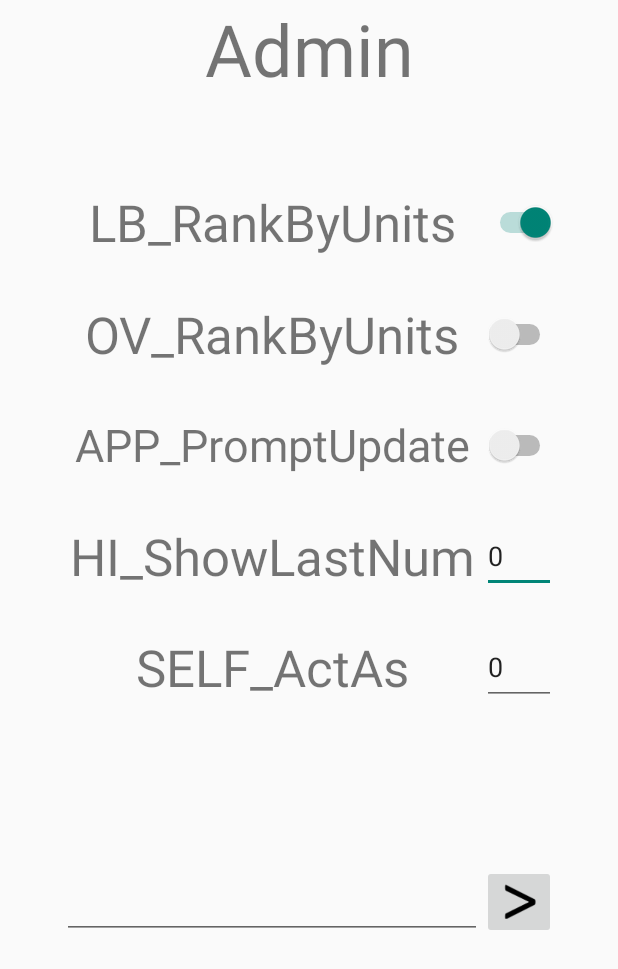
After one commit to Jack-Noble-Miller/BeerTracker, an Android app: the layout fragment_admin.xml on its own in the app's theme, with its tools: preview values and no code run, on a phone screen of 412 x 824 dp. The commit adds this screen. Shown: the top 969 px of the screen. Run offline under Robolectric (Android 15) with nearby library versions, the phone set to English and light mode, and no system bars.

Commit message:
Start of admin page

```diff
--- a/app/src/main/java/com/janomil/beertracker/AddNewFragment.java
+++ b/app/src/main/java/com/janomil/beertracker/AddNewFragment.java
@@ -141,10 +141,11 @@ public class AddNewFragment extends Fragment {
 
                         if (rs.next()) {
                             // Beer exists, proceed with insertion
+                            int userID =((MainActivity) getActivity()).getActingUserID();
                             int beerID = rs.getInt("BeerID");
                             String insertQuery = "INSERT INTO UserBeerLink(UserID, BeerID, Timestamp, DrinkSizeMultiplier) VALUES (?, ?, CURRENT_TIMESTAMP, ?)";
                             PreparedStatement insertStmt = con.prepareStatement(insertQuery);
-                            insertStmt.setInt(1, sp.getInt("userID", 0));
+                            insertStmt.setInt(1, userID);
                             insertStmt.setInt(2, beerID);
                             insertStmt.setDouble(3, beerQuantityDou);
                             insertStmt.execute();
--- /dev/null
+++ b/app/src/main/java/com/janomil/beertracker/AdminFragment.java
@@ -0,0 +1,66 @@
+package com.janomil.beertracker;
+
+import android.content.Context;
+import android.content.SharedPreferences;
+import android.os.Bundle;
+
+import androidx.annotation.Nullable;
+import androidx.fragment.app.Fragment;
+
+import android.view.LayoutInflater;
+import android.view.View;
+import android.view.ViewGroup;
+import android.widget.EditText;
+
+/**
+ * A fragment for people with admin permissions to do admin actions
+ */
+public class AdminFragment extends Fragment {
+
+    SharedPreferences sp;
+
+    EditText actAsEditText;
+
+    public AdminFragment() {
+        // Required empty public constructor
+    }
+
+    /**
+     * Use this factory method to create a new instance of
+     * this fragment using the provided parameters.
+     *
+     * @param param1 Parameter 1.
+     * @param param2 Parameter 2.
+     * @return A new instance of fragment AdminFragment.
+     */
+    // TODO: Rename and change types and number of parameters
+    public static AdminFragment newInstance(String param1, String param2) {
+        AdminFragment fragment = new AdminFragment();
+        Bundle args = new Bundle();
+
+        fragment.setArguments(args);
+        return fragment;
+    }
+
+    @Override
+    public void onCreate(Bundle savedInstanceState) {
+        super.onCreate(savedInstanceState);
+
+    }
+
+    @Override
+    public View onCreateView(LayoutInflater inflater, ViewGroup container,
+                             Bundle savedInstanceState) {
+        // Inflate the layout for this fragment
+        return inflater.inflate(R.layout.fragment_admin, container, false);
+    }
+
+    @Override
+    public void onViewCreated(View view, @Nullable Bundle savedInstanceState){
+        sp = getActivity().getSharedPreferences("userID", Context.MODE_PRIVATE);
+        actAsEditText = view.findViewById(R.id.editTextText2);
+        int userID =((MainActivity) getActivity()).getActingUserID();
+        actAsEditText.setText(String.valueOf(userID));
+
+    }
+}
--- a/app/src/main/java/com/janomil/beertracker/HistoryFragment.java
+++ b/app/src/main/java/com/janomil/beertracker/HistoryFragment.java
@@ -61,11 +61,11 @@ public class HistoryFragment extends Fragment {
 
         new Thread(()->{
             try(Connection con = DriverManager.getConnection(MainActivity.DB_URL, MainActivity.DB_USER, MainActivity.DB_PASSWORD)){
-                sp = getActivity().getSharedPreferences("userID", Context.MODE_PRIVATE);
                 String queryStr = "SELECT b.BeerName, b.BeerType, b.BeerColour From UserBeerLink ubl JOIN BeerData b ON ubl.BeerID = b.BeerID WHERE ubl.UserID = ? ORDER BY ubl.Timestamp DESC";
 
                 PreparedStatement stmt = con.prepareStatement(queryStr);
-                stmt.setInt(1,sp.getInt("userID", 0));
+                int userID =((MainActivity) getActivity()).getActingUserID();
+                stmt.setInt(1,userID);
                 ResultSet rs = stmt.executeQuery();
                 while(rs.next()){
                     String beerName = rs.getString("BeerName");
--- a/app/src/main/java/com/janomil/beertracker/LoadingFragment.java
+++ /dev/null
@@ -1,39 +0,0 @@
-package com.janomil.beertracker;
-
-import android.os.Bundle;
-
-import androidx.fragment.app.Fragment;
-
-import android.view.LayoutInflater;
-import android.view.View;
-import android.view.ViewGroup;
-
-/**
- * Loading Screen
- */
-public class LoadingFragment extends Fragment {
-
-
-    public LoadingFragment() {
-        // Required empty public constructor
-    }
-
-    public static LoadingFragment newInstance(String param1, String param2) {
-        LoadingFragment fragment = new LoadingFragment();
-        Bundle args = new Bundle();
-        fragment.setArguments(args);
-        return fragment;
-    }
-
-    @Override
-    public void onCreate(Bundle savedInstanceState) {
-        super.onCreate(savedInstanceState);
-    }
-
-    @Override
-    public View onCreateView(LayoutInflater inflater, ViewGroup container,
-                             Bundle savedInstanceState) {
-        // Inflate the layout for this fragment
-        return inflater.inflate(R.layout.fragment_loading, container, false);
-    }
-}
--- a/app/src/main/java/com/janomil/beertracker/MainActivity.java
+++ b/app/src/main/java/com/janomil/beertracker/MainActivity.java
@@ -56,6 +56,8 @@ public class MainActivity extends AppCompatActivity {
         debugUserIDTV = (TextView)findViewById(R.id.textView1);
         sp = getSharedPreferences("userID", Context.MODE_PRIVATE);
         authDeviceToDB();
+        getGlobalSettings();
+
 
 
         frameLayout = (FrameLayout) findViewById(R.id.frameLayout);
@@ -132,6 +134,7 @@ public class MainActivity extends AppCompatActivity {
                             } else {
                                 isAuthenticated = true;
                                 showToast("Successfully authenticated with UserID: " + userID.get());
+
                             }
                         }
                     }
@@ -281,5 +284,21 @@ public class MainActivity extends AppCompatActivity {
         }).start();
     }
 
+    public void setActingUserID(int newUserID){
+        if(isAuthenticated){
+            userID.set(newUserID);
+        }
+
+    }
+
+    public int getActingUserID(){
+        return userID.get();
+    }
+
+    public int getTrueUserID(){
+        SharedPreferences sp = getSharedPreferences("userID", Context.MODE_PRIVATE);
+        return sp.getInt("userID", 0);
+    }
+
 
 }
--- a/app/src/main/java/com/janomil/beertracker/OverviewFragment.java
+++ b/app/src/main/java/com/janomil/beertracker/OverviewFragment.java
@@ -16,6 +16,7 @@ import android.widget.FrameLayout;
 import android.widget.ImageButton;
 import android.widget.TextView;
 
+import com.google.android.material.button.MaterialButton;
 import com.google.android.material.tabs.TabLayout;
 
 import java.sql.Connection;
@@ -58,11 +59,23 @@ public class OverviewFragment extends Fragment {
                 .commit();
     }
 
+    public void onClickAdminMode(View view){
+        frameLayout = (FrameLayout) getView().findViewById(R.id.frameLayout);
+
+        getFragmentManager().beginTransaction().replace(R.id.frameLayout, new AdminFragment())
+                .addToBackStack(null)
+                .commit();
+    }
+
     @Override
     public View onCreateView(LayoutInflater inflater, ViewGroup container,
                              Bundle savedInstanceState) {
         // Inflate the layout for this fragment
-        return inflater.inflate(R.layout.fragment_overview, container, false);
+        View view = inflater.inflate(R.layout.fragment_overview, container, false);
+
+        ImageButton button = view.findViewById(R.id.imageButton2);
+        button.setOnClickListener(v -> onClickAdminMode(v));
+        return view;
     }
 
     @Override
@@ -87,10 +100,10 @@ public class OverviewFragment extends Fragment {
 
         new Thread(()->{
             try(Connection con = DriverManager.getConnection(MainActivity.DB_URL, MainActivity.DB_USER, MainActivity.DB_PASSWORD)){
-                sp = getActivity().getSharedPreferences("userID", Context.MODE_PRIVATE);
                 String queryStr = "SELECT b.BeerType, COUNT(*) AS EntryCount, COUNT(DISTINCT ubl.BeerID) AS DistinctBeerCount, SUM(ubl.DrinkSizeMultiplier) AS Multiplier FROM UserBeerLink ubl JOIN BeerData b ON ubl.BeerID = b.BeerID WHERE ubl.UserID = ? GROUP BY b.BeerType ORDER BY Multiplier DESC LIMIT 3";
                 PreparedStatement stmt = con.prepareStatement(queryStr);
-                stmt.setInt(1,sp.getInt("userID", 0));
+                int userID =((MainActivity) getActivity()).getActingUserID();
+                stmt.setInt(1,userID);
                 ResultSet rs = stmt.executeQuery();
                 int numOfIterations = 1;
                 while(rs.next()){
--- /dev/null
+++ b/app/src/main/res/layout/fragment_admin.xml
@@ -0,0 +1,291 @@
+<?xml version="1.0" encoding="utf-8"?>
+<androidx.constraintlayout.widget.ConstraintLayout xmlns:android="http://schemas.android.com/apk/res/android"
+    xmlns:app="http://schemas.android.com/apk/res-auto"
+    xmlns:tools="http://schemas.android.com/tools"
+    android:id="@+id/frameLayout8"
+    android:layout_width="match_parent"
+    android:layout_height="match_parent"
+    tools:context=".AdminFragment">
+
+    <!-- TODO: Update blank fragment layout -->
+    <ImageButton
+        android:id="@+id/button3"
+        android:layout_width="0dp"
+        android:layout_height="0dp"
+        android:onClick="onClickBeerList"
+        android:scaleType="centerInside"
+        android:src="@drawable/arrow"
+        app:cornerRadius="0dp"
+        app:layout_constraintBottom_toBottomOf="@id/guideline129"
+        app:layout_constraintEnd_toEndOf="@id/guideline118"
+        app:layout_constraintStart_toStartOf="@id/guideline119"
+        app:layout_constraintTop_toTopOf="@id/guideline128" />
+
+    <TextView
+        android:id="@+id/textView16"
+        android:layout_width="0dp"
+        android:layout_height="0dp"
+        android:text="Admin"
+        android:textAlignment="center"
+        android:textSize="48sp"
+        app:layout_constraintBottom_toBottomOf="@id/guideline114"
+        app:layout_constraintEnd_toEndOf="parent"
+        app:layout_constraintStart_toStartOf="parent"
+        app:layout_constraintTop_toTopOf="parent" />
+
+    <androidx.constraintlayout.widget.Guideline
+        android:id="@+id/guideline114"
+        android:layout_width="wrap_content"
+        android:layout_height="wrap_content"
+        android:orientation="horizontal"
+        app:layout_constraintGuide_percent="0.09" />
+
+    <androidx.constraintlayout.widget.Guideline
+        android:id="@+id/guideline115"
+        android:layout_width="wrap_content"
+        android:layout_height="wrap_content"
+        android:orientation="horizontal"
+        app:layout_constraintGuide_percent="0.15" />
+
+    <androidx.constraintlayout.widget.Guideline
+        android:id="@+id/guideline116"
+        android:layout_width="wrap_content"
+        android:layout_height="wrap_content"
+        android:orientation="horizontal"
+        app:layout_constraintGuide_percent="0.21" />
+
+    <androidx.constraintlayout.widget.Guideline
+        android:id="@+id/guideline117"
+        android:layout_width="wrap_content"
+        android:layout_height="wrap_content"
+        android:orientation="vertical"
+        app:layout_constraintGuide_percent="0.1" />
+
+    <androidx.constraintlayout.widget.Guideline
+        android:id="@+id/guideline118"
+        android:layout_width="wrap_content"
+        android:layout_height="wrap_content"
+        android:orientation="vertical"
+        app:layout_constraintGuide_percent="0.9" />
+
+    <androidx.constraintlayout.widget.Guideline
+        android:id="@+id/guideline119"
+        android:layout_width="wrap_content"
+        android:layout_height="wrap_content"
+        android:orientation="vertical"
+        app:layout_constraintGuide_percent="0.78" />
+
+    <TextView
+        android:id="@+id/textView17"
+        android:layout_width="0dp"
+        android:layout_height="0dp"
+        android:gravity="center"
+        android:text="LB_RankByUnits"
+        android:textAlignment="center"
+        android:autoSizeTextType="uniform"
+        android:autoSizeMinTextSize="20sp"
+        android:autoSizeMaxTextSize="34sp"
+        android:autoSizeStepGranularity="2sp"
+        app:layout_constraintBottom_toBottomOf="@id/guideline116"
+        app:layout_constraintEnd_toEndOf="@id/guideline119"
+        app:layout_constraintStart_toStartOf="@id/guideline117"
+        app:layout_constraintTop_toTopOf="@id/guideline115" />
+
+    <TextView
+        android:id="@+id/textView18"
+        android:layout_width="0dp"
+        android:layout_height="0dp"
+        android:gravity="center"
+        android:text="OV_RankByUnits"
+        android:textAlignment="center"
+        android:autoSizeTextType="uniform"
+        android:autoSizeMinTextSize="20sp"
+        android:autoSizeMaxTextSize="34sp"
+        android:autoSizeStepGranularity="2sp"
+        app:layout_constraintBottom_toBottomOf="@id/guideline121"
+        app:layout_constraintEnd_toEndOf="@id/guideline119"
+        app:layout_constraintStart_toStartOf="@id/guideline117"
+        app:layout_constraintTop_toTopOf="@id/guideline120" />
+
+    <TextView
+        android:id="@+id/textView19"
+        android:layout_width="0dp"
+        android:layout_height="0dp"
+        android:gravity="center"
+        android:text="APP_PromptUpdate"
+        android:textAlignment="center"
+        android:autoSizeTextType="uniform"
+        android:autoSizeMinTextSize="20sp"
+        android:autoSizeMaxTextSize="34sp"
+        android:autoSizeStepGranularity="2sp"
+        app:layout_constraintBottom_toBottomOf="@id/guideline123"
+        app:layout_constraintEnd_toEndOf="@id/guideline119"
+        app:layout_constraintStart_toStartOf="@id/guideline117"
+        app:layout_constraintTop_toTopOf="@id/guideline122" />
+
+    <TextView
+        android:id="@+id/textView20"
+        android:layout_width="0dp"
+        android:layout_height="0dp"
+        android:gravity="center"
+        android:text="HI_ShowLastNum"
+        android:textAlignment="center"
+        android:autoSizeTextType="uniform"
+        android:autoSizeMinTextSize="20sp"
+        android:autoSizeMaxTextSize="34sp"
+        android:autoSizeStepGranularity="2sp"
+        app:layout_constraintBottom_toBottomOf="@id/guideline125"
+        app:layout_constraintEnd_toEndOf="@id/guideline119"
+        app:layout_constraintStart_toStartOf="@id/guideline117"
+        app:layout_constraintTop_toTopOf="@id/guideline124" />
+
+    <TextView
+        android:id="@+id/textView21"
+        android:layout_width="0dp"
+        android:layout_height="0dp"
+        android:autoSizeMaxTextSize="34sp"
+        android:autoSizeMinTextSize="20sp"
+        android:autoSizeStepGranularity="2sp"
+        android:autoSizeTextType="uniform"
+        android:gravity="center"
+        android:text="SELF_ActAs"
+        android:textAlignment="center"
+        app:layout_constraintBottom_toBottomOf="@id/guideline127"
+        app:layout_constraintEnd_toEndOf="@id/guideline119"
+        app:layout_constraintStart_toStartOf="@id/guideline117"
+        app:layout_constraintTop_toTopOf="@id/guideline126" />
+
+    <Switch
+        android:id="@+id/switch2"
+        android:layout_width="0dp"
+        android:layout_height="0dp"
+        app:layout_constraintBottom_toBottomOf="@id/guideline116"
+        app:layout_constraintEnd_toEndOf="@id/guideline118"
+        app:layout_constraintStart_toStartOf="@id/guideline119"
+        app:layout_constraintTop_toTopOf="@id/guideline115"
+        tools:checked="true" />
+
+    <Switch
+        android:id="@+id/switch3"
+        android:layout_width="0dp"
+        android:layout_height="0dp"
+        app:layout_constraintBottom_toBottomOf="@id/guideline121"
+        app:layout_constraintEnd_toEndOf="@id/guideline118"
+        app:layout_constraintStart_toStartOf="@id/guideline119"
+        app:layout_constraintTop_toTopOf="@id/guideline120" />
+
+    <Switch
+        android:id="@+id/switch4"
+        android:layout_width="0dp"
+        android:layout_height="0dp"
+        app:layout_constraintBottom_toBottomOf="@id/guideline123"
+        app:layout_constraintEnd_toEndOf="@id/guideline118"
+        app:layout_constraintStart_toStartOf="@id/guideline119"
+        app:layout_constraintTop_toTopOf="@id/guideline122" />
+
+    <androidx.constraintlayout.widget.Guideline
+        android:id="@+id/guideline120"
+        android:layout_width="wrap_content"
+        android:layout_height="wrap_content"
+        android:orientation="horizontal"
+        app:layout_constraintGuide_percent="0.24" />
+
+    <androidx.constraintlayout.widget.Guideline
+        android:id="@+id/guideline121"
+        android:layout_width="wrap_content"
+        android:layout_height="wrap_content"
+        android:orientation="horizontal"
+        app:layout_constraintGuide_percent="0.3" />
+
+    <androidx.constraintlayout.widget.Guideline
+        android:id="@+id/guideline122"
+        android:layout_width="wrap_content"
+        android:layout_height="wrap_content"
+        android:orientation="horizontal"
+        app:layout_constraintGuide_percent="0.33" />
+
+    <androidx.constraintlayout.widget.Guideline
+        android:id="@+id/guideline123"
+        android:layout_width="wrap_content"
+        android:layout_height="wrap_content"
+        android:orientation="horizontal"
+        app:layout_constraintGuide_percent="0.39" />
+
+    <androidx.constraintlayout.widget.Guideline
+        android:id="@+id/guideline124"
+        android:layout_width="wrap_content"
+        android:layout_height="wrap_content"
+        android:orientation="horizontal"
+        app:layout_constraintGuide_percent="0.42" />
+
+    <androidx.constraintlayout.widget.Guideline
+        android:id="@+id/guideline125"
+        android:layout_width="wrap_content"
+        android:layout_height="wrap_content"
+        android:orientation="horizontal"
+        app:layout_constraintGuide_percent="0.48" />
+
+    <androidx.constraintlayout.widget.Guideline
+        android:id="@+id/guideline126"
+        android:layout_width="wrap_content"
+        android:layout_height="wrap_content"
+        android:orientation="horizontal"
+        app:layout_constraintGuide_percent="0.51" />
+
+    <androidx.constraintlayout.widget.Guideline
+        android:id="@+id/guideline127"
+        android:layout_width="wrap_content"
+        android:layout_height="wrap_content"
+        android:orientation="horizontal"
+        app:layout_constraintGuide_percent="0.57" />
+
+    <androidx.constraintlayout.widget.Guideline
+        android:id="@+id/guideline128"
+        android:layout_width="wrap_content"
+        android:layout_height="wrap_content"
+        android:orientation="horizontal"
+        app:layout_constraintGuide_percent="0.7" />
+
+    <androidx.constraintlayout.widget.Guideline
+        android:id="@+id/guideline129"
+        android:layout_width="wrap_content"
+        android:layout_height="wrap_content"
+        android:orientation="horizontal"
+        app:layout_constraintGuide_percent="0.76" />
+
+    <EditText
+        android:id="@+id/editTextText"
+        android:layout_width="0dp"
+        android:layout_height="0dp"
+        android:ems="10"
+        android:inputType="text"
+        android:text="0"
+        app:layout_constraintBottom_toBottomOf="@id/guideline125"
+        app:layout_constraintEnd_toEndOf="@id/guideline118"
+        app:layout_constraintStart_toStartOf="@id/guideline119"
+        app:layout_constraintTop_toTopOf="@id/guideline124" />
+
+    <EditText
+        android:id="@+id/editTextText2"
+        android:layout_width="0dp"
+        android:layout_height="0dp"
+        android:ems="10"
+        android:inputType="text"
+        android:text="0"
+        app:layout_constraintBottom_toBottomOf="@id/guideline127"
+        app:layout_constraintEnd_toEndOf="@id/guideline118"
+        app:layout_constraintStart_toStartOf="@id/guideline119"
+        app:layout_constraintTop_toTopOf="@id/guideline126" />
+
+    <EditText
+        android:id="@+id/editTextText3"
+        android:layout_width="0dp"
+        android:layout_height="0dp"
+        android:ems="10"
+        android:inputType="text"
+        app:layout_constraintBottom_toBottomOf="@id/guideline129"
+        app:layout_constraintEnd_toEndOf="@id/textView19"
+        app:layout_constraintStart_toStartOf="@id/guideline117"
+        app:layout_constraintTop_toTopOf="@id/guideline128" />
+
+</androidx.constraintlayout.widget.ConstraintLayout>
--- a/app/src/main/res/layout/fragment_overview.xml
+++ b/app/src/main/res/layout/fragment_overview.xml
@@ -425,6 +425,13 @@
         app:layout_constraintGuide_percent="0.2" />
 
     <androidx.constraintlayout.widget.Guideline
+        android:id="@+id/guideline130"
+        android:layout_width="wrap_content"
+        android:layout_height="wrap_content"
+        android:orientation="vertical"
+        app:layout_constraintGuide_percent="0.42" />
+
+    <androidx.constraintlayout.widget.Guideline
         android:id="@+id/guideline10"
         android:layout_width="wrap_content"
         android:layout_height="wrap_content"
@@ -513,4 +520,17 @@
         app:layout_constraintTop_toTopOf="@id/guideline66"
         tools:layout_editor_absoluteX="24dp" />
 
+    <ImageButton
+        android:id="@+id/imageButton2"
+        style="@android:style/Widget.ImageButton"
+        android:layout_width="0dp"
+        android:layout_height="0dp"
+        android:onClick="onClickAdminMode"
+        android:scaleType="fitCenter"
+        android:src="@drawable/adminmode_image"
+        app:layout_constraintBottom_toTopOf="@id/guideline67"
+        app:layout_constraintDimensionRatio="1:1"
+        app:layout_constraintEnd_toEndOf="@id/guideline130"
+        app:layout_constraintTop_toTopOf="@id/guideline66" />
+
 </androidx.constraintlayout.widget.ConstraintLayout>
```
Also changed, not shown: app/src/main/res/drawable/adminmode_image.png (added), app/src/main/res/drawable/beericon.png.
